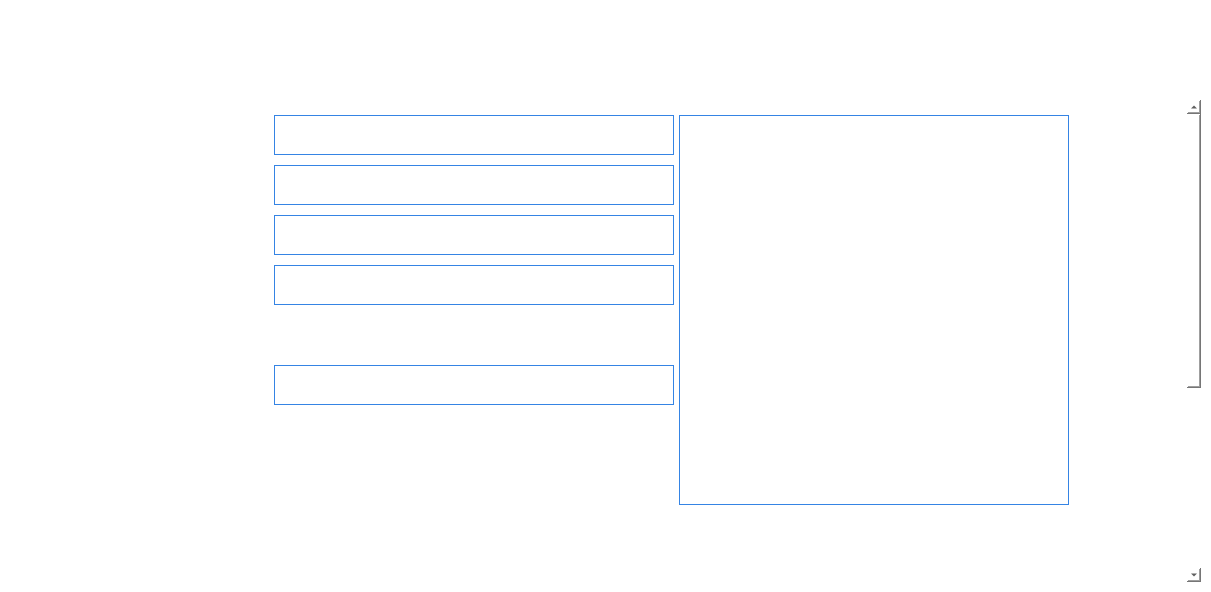
Above: forms/Page_5.ui from apollo-k22/FaceAI-Product before the change. Below: the same form after it.
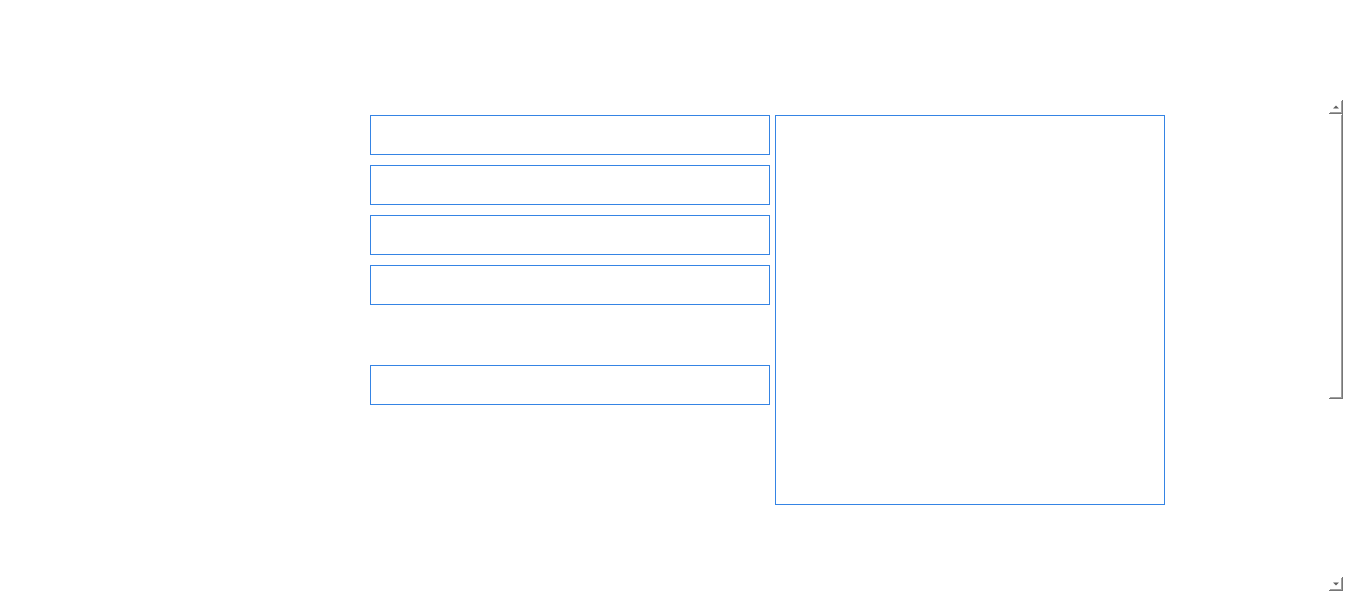
That is the form after the change. Icons and pictures are not drawn.

Commit message: fixed page 5, page 6

Diff of the .ui file:
```diff
--- a/forms/Page_5.ui
+++ b/forms/Page_5.ui
@@ -6,8 +6,8 @@
    <rect>
     <x>0</x>
     <y>0</y>
-    <width>1211</width>
-    <height>592</height>
+    <width>1353</width>
+    <height>601</height>
    </rect>
   </property>
   <property name="styleSheet">
@@ -243,7 +243,7 @@
          <rect>
           <x>0</x>
           <y>0</y>
-          <width>1172</width>
+          <width>1314</width>
           <height>840</height>
          </rect>
         </property>
@@ -344,7 +344,7 @@
                       <enum>QFormLayout::DontWrapRows</enum>
                      </property>
                      <property name="horizontalSpacing">
-                      <number>6</number>
+                      <number>0</number>
                      </property>
                      <property name="verticalSpacing">
                       <number>10</number>
@@ -375,6 +375,12 @@
                          <height>40</height>
                         </size>
                        </property>
+                       <property name="maximumSize">
+                        <size>
+                         <width>140</width>
+                         <height>40</height>
+                        </size>
+                       </property>
                        <property name="font">
                         <font>
                          <pointsize>11</pointsize>
@@ -461,38 +467,6 @@
                        </property>
                       </widget>
                      </item>
-                     <item row="2" column="0">
-                      <widget class="QLabel" name="label_3">
-                       <property name="sizePolicy">
-                        <sizepolicy hsizetype="Expanding" vsizetype="Expanding">
-                         <horstretch>0</horstretch>
-                         <verstretch>0</verstretch>
-                        </sizepolicy>
-                       </property>
-                       <property name="minimumSize">
-                        <size>
-                         <width>140</width>
-                         <height>40</height>
-                        </size>
-                       </property>
-                       <property name="maximumSize">
-                        <size>
-                         <width>250</width>
-                         <height>40</height>
-                        </size>
-                       </property>
-                       <property name="styleSheet">
-                        <string notr="true">color: rgb(255, 255, 255);
-background:none;</string>
-                       </property>
-                       <property name="text">
-                        <string>Time of report generation:</string>
-                       </property>
-                       <property name="alignment">
-                        <set>Qt::AlignLeading|Qt::AlignLeft|Qt::AlignVCenter</set>
-                       </property>
-                      </widget>
-                     </item>
                      <item row="2" column="1">
                       <widget class="QLabel" name="lblTimeOfReportGeneration">
                        <property name="sizePolicy">
@@ -773,6 +747,41 @@
                        </property>
                       </widget>
                      </item>
+                     <item row="2" column="0">
+                      <widget class="QLabel" name="label_3">
+                       <property name="sizePolicy">
+                        <sizepolicy hsizetype="Preferred" vsizetype="Fixed">
+                         <horstretch>0</horstretch>
+                         <verstretch>0</verstretch>
+                        </sizepolicy>
+                       </property>
+                       <property name="minimumSize">
+                        <size>
+                         <width>140</width>
+                         <height>40</height>
+                        </size>
+                       </property>
+                       <property name="maximumSize">
+                        <size>
+                         <width>300</width>
+                         <height>40</height>
+                        </size>
+                       </property>
+                       <property name="font">
+                        <font>
+                         <family>Arial</family>
+                         <pointsize>13</pointsize>
+                        </font>
+                       </property>
+                       <property name="styleSheet">
+                        <string notr="true">color:white;
+background:none;</string>
+                       </property>
+                       <property name="text">
+                        <string>Time of report generation:</string>
+                       </property>
+                      </widget>
+                     </item>
                     </layout>
                    </item>
                   </layout>
```
Left out of the diff: 2 changed lines with no effect on the pictures. The commit also changes 3 other files.
